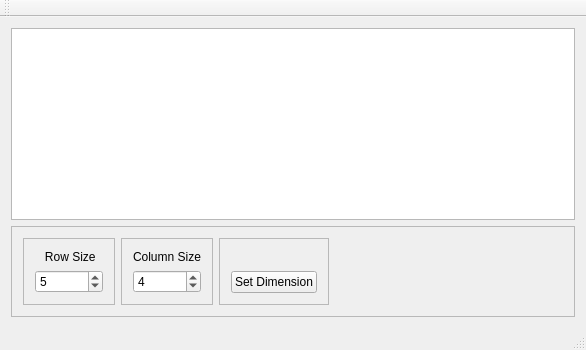
Qt form src/mainwindow.ui (KaiqueS/Social_Choice_Theory-Basic_Framework) before a commit.
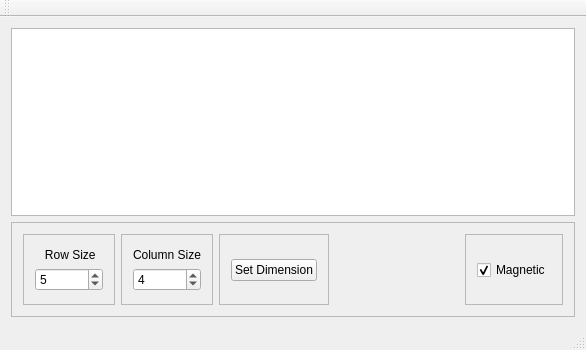
The same form after that commit.

Commit message: Check box para controlar o magnetismo

Patch:
```diff
--- a/src/mainwindow.ui
+++ b/src/mainwindow.ui
@@ -45,6 +45,19 @@
           <number>1</number>
          </property>
          <layout class="QVBoxLayout" name="verticalLayout_2">
+          <item>
+           <spacer name="verticalSpacer_7">
+            <property name="orientation">
+             <enum>Qt::Vertical</enum>
+            </property>
+            <property name="sizeHint" stdset="0">
+             <size>
+              <width>20</width>
+              <height>2</height>
+             </size>
+            </property>
+           </spacer>
+          </item>
           <item>
            <widget class="QLabel" name="label">
             <property name="text">
@@ -65,6 +78,19 @@
             </property>
            </widget>
           </item>
+          <item>
+           <spacer name="verticalSpacer_8">
+            <property name="orientation">
+             <enum>Qt::Vertical</enum>
+            </property>
+            <property name="sizeHint" stdset="0">
+             <size>
+              <width>20</width>
+              <height>2</height>
+             </size>
+            </property>
+           </spacer>
+          </item>
          </layout>
         </widget>
        </item>
@@ -77,6 +103,19 @@
           <enum>QFrame::Raised</enum>
          </property>
          <layout class="QVBoxLayout" name="verticalLayout_3">
+          <item>
+           <spacer name="verticalSpacer_5">
+            <property name="orientation">
+             <enum>Qt::Vertical</enum>
+            </property>
+            <property name="sizeHint" stdset="0">
+             <size>
+              <width>20</width>
+              <height>2</height>
+             </size>
+            </property>
+           </spacer>
+          </item>
           <item>
            <widget class="QLabel" name="label_2">
             <property name="text">
@@ -97,6 +136,19 @@
             </property>
            </widget>
           </item>
+          <item>
+           <spacer name="verticalSpacer_6">
+            <property name="orientation">
+             <enum>Qt::Vertical</enum>
+            </property>
+            <property name="sizeHint" stdset="0">
+             <size>
+              <width>20</width>
+              <height>2</height>
+             </size>
+            </property>
+           </spacer>
+          </item>
          </layout>
         </widget>
        </item>
@@ -129,6 +181,19 @@
             </property>
            </widget>
           </item>
+          <item>
+           <spacer name="verticalSpacer_4">
+            <property name="orientation">
+             <enum>Qt::Vertical</enum>
+            </property>
+            <property name="sizeHint" stdset="0">
+             <size>
+              <width>20</width>
+              <height>5</height>
+             </size>
+            </property>
+           </spacer>
+          </item>
          </layout>
         </widget>
        </item>
@@ -145,6 +210,57 @@
          </property>
         </spacer>
        </item>
+       <item>
+        <widget class="QFrame" name="frame_5">
+         <property name="frameShape">
+          <enum>QFrame::StyledPanel</enum>
+         </property>
+         <property name="frameShadow">
+          <enum>QFrame::Raised</enum>
+         </property>
+         <layout class="QVBoxLayout" name="verticalLayout_5">
+          <item>
+           <spacer name="verticalSpacer_2">
+            <property name="orientation">
+             <enum>Qt::Vertical</enum>
+            </property>
+            <property name="sizeHint" stdset="0">
+             <size>
+              <width>20</width>
+              <height>3</height>
+             </size>
+            </property>
+           </spacer>
+          </item>
+          <item>
+           <widget class="QCheckBox" name="isMagnetic">
+            <property name="enabled">
+             <bool>true</bool>
+            </property>
+            <property name="text">
+             <string>Magnetic</string>
+            </property>
+            <property name="checked">
+             <bool>true</bool>
+            </property>
+           </widget>
+          </item>
+          <item>
+           <spacer name="verticalSpacer_3">
+            <property name="orientation">
+             <enum>Qt::Vertical</enum>
+            </property>
+            <property name="sizeHint" stdset="0">
+             <size>
+              <width>20</width>
+              <height>5</height>
+             </size>
+            </property>
+           </spacer>
+          </item>
+         </layout>
+        </widget>
+       </item>
       </layout>
      </widget>
     </item>
```
The commit also changes 4 other files.
